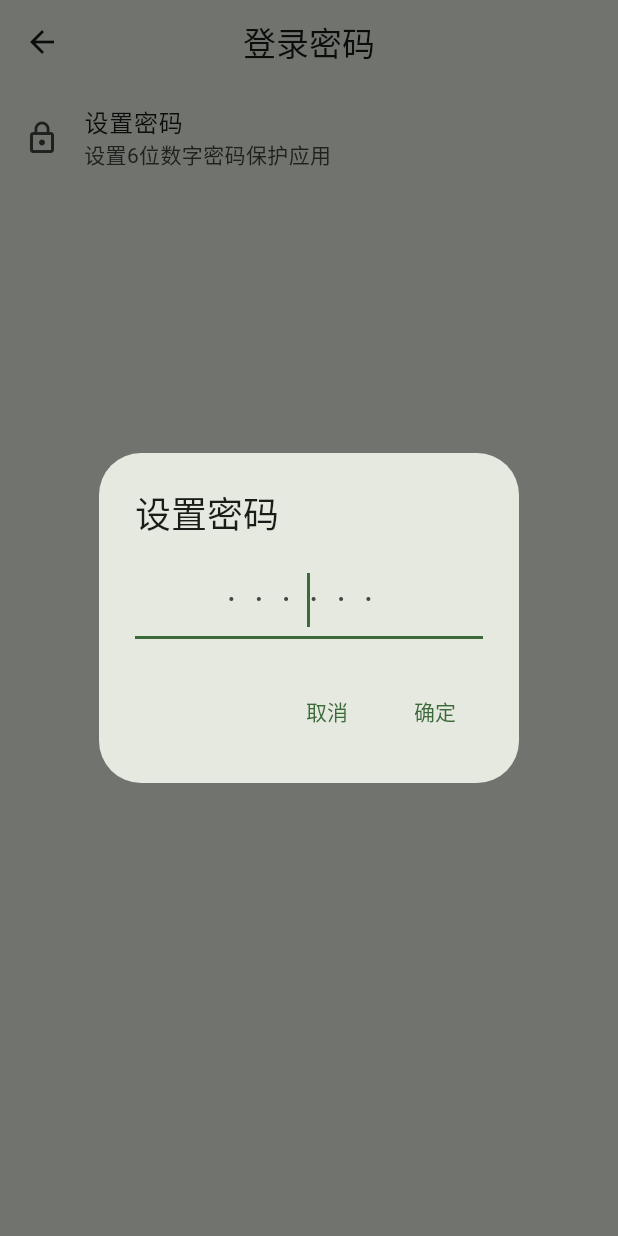
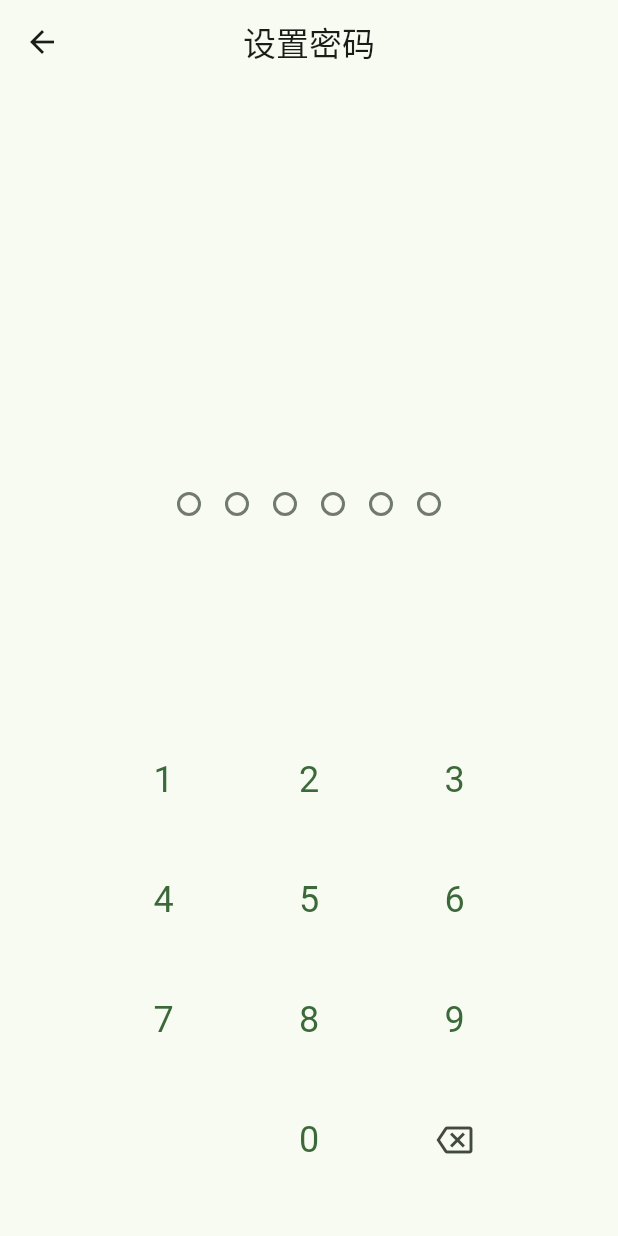
Before and after one commit to kenny-project/ArrivalDays, a Flutter app: the PasswordSettingsScreen screen opened directly, after a tap on "设置密码", on a phone screen of 412 x 824 dp. Run offline on Flutter 3.47's test engine with Material 3 defaults, Android fonts, the phone set to English and light mode, and no system bars; our stand-ins replace file_picker, flutter_local_notifications, flutter_riverpod, flutter_secure_storage, local_auth, share_plus and 3 more; accounts and stored records are empty.

Commit message:
fix: biometric auth on Android (FlutterFragmentActivity) and PIN input crash
- Change MainActivity to FlutterFragmentActivity (required by local_auth)
- Replace showDialog PIN input with standalone page (fixes _dependents.isEmpty crash on Android 16)
- Add biometric auth logging and user-facing error messages

Co-Authored-By: Claude Sonnet 4.6 <noreply@anthropic.com>

```diff
--- a/lib/core/services/auth_service.dart
+++ b/lib/core/services/auth_service.dart
@@ -39,7 +39,9 @@ class AuthService {
   Future<bool> canCheckBiometrics() async {
     if (kIsWeb) return false;
     try {
-      return await _localAuth.canCheckBiometrics;
+      final result = await _localAuth.canCheckBiometrics;
+      Log.i(LogTag.settings, 'canCheckBiometrics: $result');
+      return result;
     } catch (e) {
       Log.e(LogTag.settings, 'canCheckBiometrics error: $e');
       return false;
@@ -50,13 +52,16 @@ class AuthService {
   Future<bool> authenticateWithBiometric({String reason = '验证身份以解锁应用'}) async {
     if (kIsWeb) return false;
     try {
-      return await _localAuth.authenticate(
+      Log.i(LogTag.settings, 'authenticateWithBiometric: starting, reason=$reason');
+      final result = await _localAuth.authenticate(
         localizedReason: reason,
         options: const AuthenticationOptions(
           stickyAuth: true,
           useErrorDialogs: true,
         ),
       );
+      Log.i(LogTag.settings, 'authenticateWithBiometric: result=$result');
+      return result;
     } catch (e) {
       Log.e(LogTag.settings, 'biometric auth error: $e');
       return false;
--- a/lib/features/settings/screens/password_settings_screen.dart
+++ b/lib/features/settings/screens/password_settings_screen.dart
@@ -3,6 +3,148 @@ import 'package:flutter/services.dart';
 import 'package:flutter_riverpod/flutter_riverpod.dart';
 import '../../../core/services/auth_service.dart';
 import '../../auth/providers/auth_provider.dart';
+
+/// Standalone PIN input page — avoids showDialog widget tree issues on Android 16
+class PinInputPage extends StatefulWidget {
+  final String title;
+
+  const PinInputPage({super.key, required this.title});
+
+  @override
+  State<PinInputPage> createState() => _PinInputPageState();
+}
+
+class _PinInputPageState extends State<PinInputPage> {
+  final List<int> _pin = [];
+
+  void _onDigitPressed(int digit) {
+    if (_pin.length >= 6) return;
+    setState(() => _pin.add(digit));
+    HapticFeedback.lightImpact();
+    if (_pin.length == 6) {
+      // Auto-submit after short delay so user sees the last dot
+      Future.delayed(const Duration(milliseconds: 200), () {
+        if (mounted) Navigator.pop(context, _pin.join());
+      });
+    }
+  }
+
+  void _onBackspace() {
+    if (_pin.isNotEmpty) {
+      setState(() => _pin.removeLast());
+      HapticFeedback.lightImpact();
+    }
+  }
+
+  @override
+  Widget build(BuildContext context) {
+    final theme = Theme.of(context);
+    return Scaffold(
+      appBar: AppBar(title: Text(widget.title)),
+      body: SafeArea(
+        child: Column(
+          children: [
+            const Spacer(flex: 2),
+            // PIN dots
+            Row(
+              mainAxisAlignment: MainAxisAlignment.center,
+              children: List.generate(6, (index) {
+                final filled = index < _pin.length;
+                return Container(
+                  margin: const EdgeInsets.symmetric(horizontal: 8),
+                  width: 16,
+                  height: 16,
+                  decoration: BoxDecoration(
+                    shape: BoxShape.circle,
+                    color: filled
+                        ? theme.colorScheme.primary
+                        : Colors.transparent,
+                    border: Border.all(
+                      color: theme.colorScheme.outline,
+                      width: 2,
+                    ),
+                  ),
+                );
+              }),
+            ),
+            const Spacer(flex: 1),
+            // Number pad
+            Padding(
+              padding: const EdgeInsets.symmetric(horizontal: 48),
+              child: Column(
+                children: [
+                  for (final row in [
+                    [1, 2, 3],
+                    [4, 5, 6],
+                    [7, 8, 9],
+                    [-1, 0, -2],
+                  ])
+                    Padding(
+                      padding: const EdgeInsets.symmetric(vertical: 4),
+                      child: Row(
+                        mainAxisAlignment: MainAxisAlignment.spaceEvenly,
+                        children: row.map((digit) {
+                          if (digit == -1) {
+                            return const SizedBox(width: 72);
+                          }
+                          if (digit == -2) {
+                            return SizedBox(
+                              width: 72,
+                              height: 72,
+                              child: IconButton(
+                                onPressed: _onBackspace,
+                                icon: const Icon(Icons.backspace_outlined),
+                              ),
+                            );
+                          }
+                          return SizedBox(
+                            width: 72,
+                            height: 72,
+                            child: TextButton(
+                              onPressed: () => _onDigitPressed(digit),
+                              style: TextButton.styleFrom(
+                                shape: const CircleBorder(),
+                                textStyle: const TextStyle(fontSize: 24),
+                              ),
+                              child: Text('$digit'),
+                            ),
+                          );
+                        }).toList(),
+                      ),
+                    ),
+                ],
+              ),
+            ),
+            const SizedBox(height: 24),
+          ],
+        ),
+      ),
+    );
+  }
+}
+
+/// Confirm dialog using showDialog — simpler, less likely to conflict
+Future<bool> _showConfirmDialog(BuildContext context,
+    {required String title, required String content}) async {
+  final result = await showDialog<bool>(
+    context: context,
+    builder: (ctx) => AlertDialog(
+      title: Text(title),
+      content: Text(content),
+      actions: [
+        TextButton(
+          onPressed: () => Navigator.pop(ctx, false),
+          child: const Text('取消'),
+        ),
+        TextButton(
+          onPressed: () => Navigator.pop(ctx, true),
+          child: const Text('确定'),
+        ),
+      ],
+    ),
+  );
+  return result ?? false;
+}
 
 class PasswordSettingsScreen extends ConsumerStatefulWidget {
   const PasswordSettingsScreen({super.key});
@@ -50,7 +192,6 @@ class _PasswordSettingsScreenState
           : ListView(
               children: [
                 if (!_hasPin) ...[
-                  // No PIN set - show setup
                   ListTile(
                     leading: const Icon(Icons.lock_outline),
                     title: const Text('设置密码'),
@@ -58,7 +199,6 @@ class _PasswordSettingsScreenState
                     onTap: _setupPin,
                   ),
                 ] else ...[
-                  // PIN is set - show management options
                   ListTile(
                     leading: const Icon(Icons.lock),
                     title: const Text('已设置密码'),
@@ -93,34 +233,41 @@ class _PasswordSettingsScreenState
     );
   }
 
+  /// Navigate to PIN input page, returns the 6-digit PIN or null
+  Future<String?> _navigateToPinInput(String title) async {
+    final result = await Navigator.push<String>(
+      context,
+      MaterialPageRoute(builder: (_) => PinInputPage(title: title)),
+    );
+    return result;
+  }
+
   Future<void> _setupPin() async {
-    final pin = await _showPinInput('设置密码');
-    if (pin == null) return;
+    final pin = await _navigateToPinInput('设置密码');
+    if (pin == null || !mounted) return;
 
-    final confirm = await _showPinInput('确认密码');
-    if (confirm == null) return;
+    final confirm = await _navigateToPinInput('确认密码');
+    if (confirm == null || !mounted) return;
 
     if (pin != confirm) {
-      if (mounted) {
       ScaffoldMessenger.of(context).showSnackBar(
         const SnackBar(content: Text('两次输入的密码不一致')),
       );
-      }
       return;
     }
 
-    await ref.read(authViewModelProvider).savePin(pin);
+    await AuthService.instance.savePin(pin);
 
     if (mounted) {
       setState(() => _hasPin = true);
-      _askEnableBiometric();
+      await _askEnableBiometric();
+      ref.invalidate(hasPinProvider);
     }
   }
 
   Future<void> _changePin() async {
-    // Verify old PIN first
-    final oldPin = await _showPinInput('验证当前密码');
-    if (oldPin == null) return;
+    final oldPin = await _navigateToPinInput('验证当前密码');
+    if (oldPin == null || !mounted) return;
 
     final correct = await AuthService.instance.verifyPin(oldPin);
     if (!correct) {
@@ -132,18 +279,16 @@ class _PasswordSettingsScreenState
       return;
     }
 
-    final newPin = await _showPinInput('设置新密码');
-    if (newPin == null) return;
+    final newPin = await _navigateToPinInput('设置新密码');
+    if (newPin == null || !mounted) return;
 
-    final confirm = await _showPinInput('确认新密码');
-    if (confirm == null) return;
+    final confirm = await _navigateToPinInput('确认新密码');
+    if (confirm == null || !mounted) return;
 
     if (newPin != confirm) {
-      if (mounted) {
       ScaffoldMessenger.of(context).showSnackBar(
         const SnackBar(content: Text('两次输入的密码不一致')),
       );
-      }
       return;
     }
 
@@ -157,9 +302,8 @@ class _PasswordSettingsScreenState
   }
 
   Future<void> _disablePin() async {
-    // Verify identity first
     final success = await _verifyIdentity();
-    if (!success) return;
+    if (!success || !mounted) return;
 
     await ref.read(authViewModelProvider).clearPin();
 
@@ -176,11 +320,17 @@ class _PasswordSettingsScreenState
 
   Future<void> _toggleBiometric(bool enabled) async {
     if (enabled) {
-      // Verify identity before enabling
       final success = await AuthService.instance.authenticateWithBiometric(
         reason: '验证身份以启用生物识别',
       );
-      if (!success) return;
+      if (!success) {
+        if (mounted) {
+          ScaffoldMessenger.of(context).showSnackBar(
+            const SnackBar(content: Text('生物识别验证失败，请确认已录入指纹/面容')),
+          );
+        }
+        return;
+      }
     }
 
     await ref.read(authViewModelProvider).setBiometricEnabled(enabled);
@@ -191,7 +341,6 @@ class _PasswordSettingsScreenState
   }
 
   Future<bool> _verifyIdentity() async {
-    // Try biometric first if enabled
     if (_biometricEnabled && _canCheckBiometrics) {
       final success = await AuthService.instance.authenticateWithBiometric(
         reason: '验证身份',
@@ -199,28 +348,27 @@ class _PasswordSettingsScreenState
       if (success) return true;
     }
 
-    // Fall back to PIN
-    final pin = await _showPinInput('验证密码');
+    final pin = await _navigateToPinInput('验证密码');
     if (pin == null) return false;
 
     return await AuthService.instance.verifyPin(pin);
   }
 
   Future<void> _askEnableBiometric() async {
-    if (!_canCheckBiometrics) return;
+    if (!_canCheckBiometrics || !mounted) return;
 
     final enable = await showDialog<bool>(
       context: context,
-      builder: (context) => AlertDialog(
+      builder: (ctx) => AlertDialog(
         title: const Text('启用生物识别？'),
         content: const Text('是否使用指纹/面容快速解锁应用？'),
         actions: [
           TextButton(
-            onPressed: () => Navigator.pop(context, false),
+            onPressed: () => Navigator.pop(ctx, false),
             child: const Text('跳过'),
           ),
           TextButton(
-            onPressed: () => Navigator.pop(context, true),
+            onPressed: () => Navigator.pop(ctx, true),
             child: const Text('启用'),
           ),
         ],
@@ -231,50 +379,4 @@ class _PasswordSettingsScreenState
       await _toggleBiometric(true);
     }
   }
-
-  /// Show a 6-digit PIN input dialog. Returns the PIN string or null if cancelled.
-  Future<String?> _showPinInput(String title) async {
-    final controller = TextEditingController();
-    final result = await showDialog<String>(
-      context: context,
-      barrierDismissible: false,
-      builder: (context) => AlertDialog(
-        title: Text(title),
-        content: TextField(
-          controller: controller,
-          keyboardType: TextInputType.number,
-          maxLength: 6,
-          obscureText: true,
-          autofocus: true,
-          textAlign: TextAlign.center,
-          style: const TextStyle(fontSize: 24, letterSpacing: 12),
-          inputFormatters: [FilteringTextInputFormatter.digitsOnly],
-          decoration: const InputDecoration(
-            counterText: '',
-            hintText: '······',
-          ),
-          onSubmitted: (value) {
-            if (value.length == 6) Navigator.pop(context, value);
-          },
-        ),
-        actions: [
-          TextButton(
-            onPressed: () => Navigator.pop(context),
-            child: const Text('取消'),
-          ),
-          TextButton(
-            onPressed: () {
-              final text = controller.text;
-              if (text.length == 6) {
-                Navigator.pop(context, text);
 }
-            },
-            child: const Text('确定'),
-          ),
-        ],
-      ),
-    );
-    controller.dispose();
-    return result;
-  }
-}
```
Also changed, not shown: 1 other file. Lines whose indentation alone changed are shown as unchanged.
